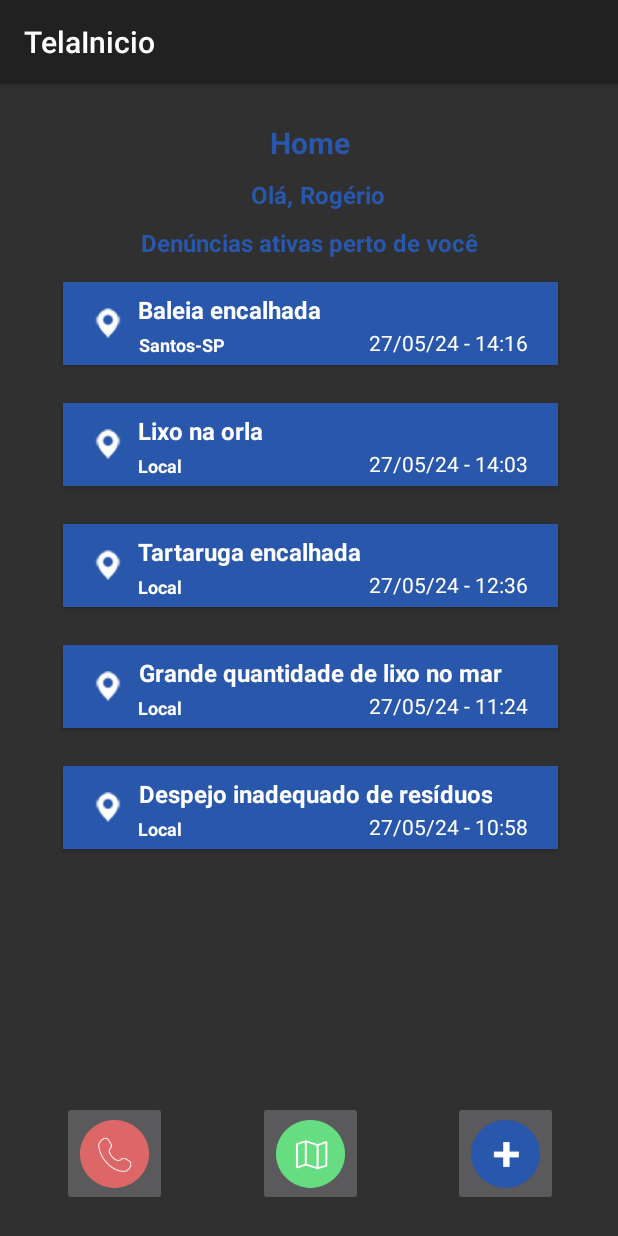
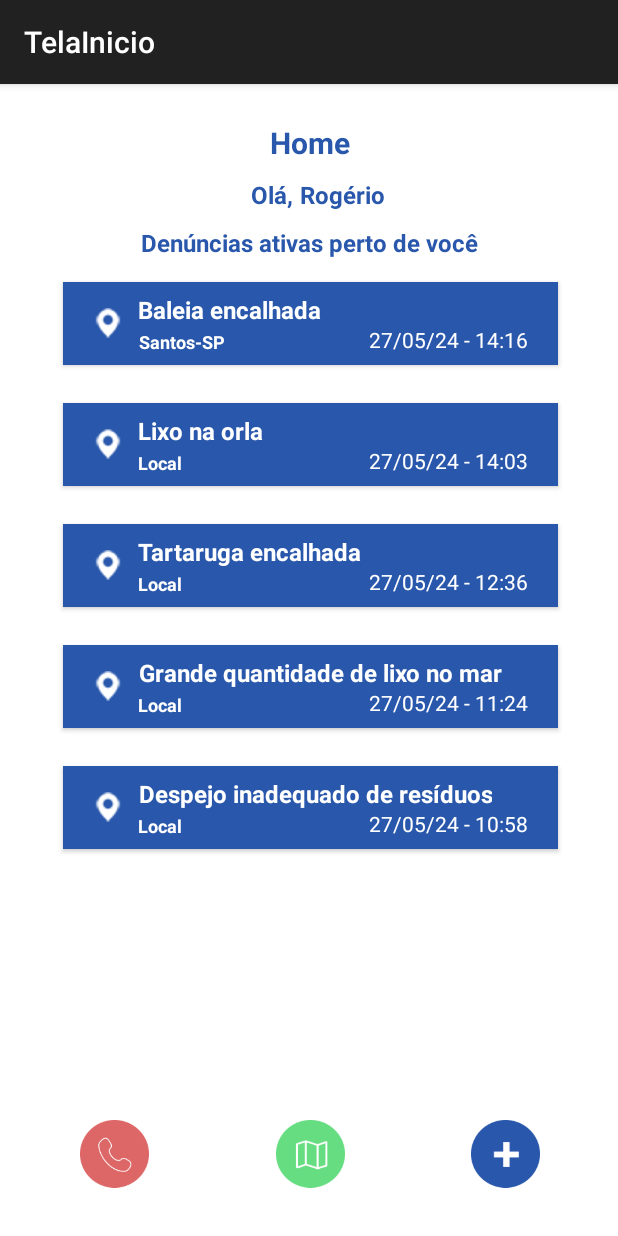
Before and after one commit to linesayuri/FIAP_OceanGuardian, an Android app built with Jetpack Compose: the screen it shows after launch (TelaInicio), after a tap on "Entrar com", on a phone screen of 412 x 824 dp. Run offline under Robolectric (Android 15) with nearby library versions, the phone set to English and light mode, and no system bars.

Commit message:
arrumar cores e hint

```diff
--- a/app/src/main/java/br/com/oceanguardian/MainActivity.kt
+++ b/app/src/main/java/br/com/oceanguardian/MainActivity.kt
@@ -31,12 +31,5 @@ class MainActivity : AppCompatActivity() {
             startActivity(intent)
         }
 
-
-        val btntest: Button = findViewById(R.id.btn_test)
-
-        btntest.setOnClickListener {
-            val intent = Intent(this, TelaTeste::class.java)
-            startActivity(intent)
-        }
     }
 }
--- a/app/src/main/res/layout/tela_detalhes_denuncia.xml
+++ b/app/src/main/res/layout/tela_detalhes_denuncia.xml
@@ -2,7 +2,8 @@
 <androidx.constraintlayout.widget.ConstraintLayout xmlns:android="http://schemas.android.com/apk/res/android"
     xmlns:app="http://schemas.android.com/apk/res-auto"
     android:layout_width="match_parent"
-    android:layout_height="match_parent">
+    android:layout_height="match_parent"
+    android:background="@color/white">
 
     <ImageButton
         android:id="@+id/btn_voltar"
@@ -95,6 +96,7 @@
         android:paddingEnd="15dp"
         android:singleLine="true"
         android:textColor="@color/darkgray"
+        android:textColorHint="@color/darkgray"
         android:textSize="14sp"
         app:layout_constraintEnd_toEndOf="parent"
         app:layout_constraintStart_toStartOf="parent"
--- a/app/src/main/res/layout/tela_inicio.xml
+++ b/app/src/main/res/layout/tela_inicio.xml
@@ -4,7 +4,7 @@
     xmlns:tools="http://schemas.android.com/tools"
     android:layout_width="match_parent"
     android:layout_height="match_parent"
-    android:backgroundTint="@color/white"
+    android:background="@color/white"
     tools:context=".MainActivity">
 
 
@@ -115,7 +115,7 @@
         android:layout_width="wrap_content"
         android:layout_height="wrap_content"
         android:layout_marginStart="50dp"
-        android:layout_marginBottom="5dp"
+        android:layout_marginBottom="7dp"
         android:elevation="2dp"
         android:gravity="center"
         android:text="@string/local_1"
@@ -131,7 +131,7 @@
         android:layout_width="wrap_content"
         android:layout_height="wrap_content"
         android:layout_marginEnd="20dp"
-        android:layout_marginBottom="5dp"
+        android:layout_marginBottom="7dp"
         android:text="@string/data_1"
         android:textAlignment="textEnd"
         android:textColor="@color/white"
@@ -166,7 +166,7 @@
         android:layout_width="wrap_content"
         android:layout_height="wrap_content"
         android:layout_marginEnd="20dp"
-        android:layout_marginBottom="5dp"
+        android:layout_marginBottom="7dp"
         android:text="@string/data_2"
         android:textAlignment="textEnd"
         android:textColor="@color/white"
@@ -195,7 +195,7 @@
         android:layout_width="wrap_content"
         android:layout_height="wrap_content"
         android:layout_marginStart="50dp"
-        android:layout_marginBottom="5dp"
+        android:layout_marginBottom="7dp"
         android:elevation="2dp"
         android:gravity="center"
         android:text="@string/local_2"
@@ -231,7 +231,7 @@
         android:layout_width="wrap_content"
         android:layout_height="wrap_content"
         android:layout_marginEnd="20dp"
-        android:layout_marginBottom="5dp"
+        android:layout_marginBottom="7dp"
         android:text="@string/data_3"
         android:textAlignment="textEnd"
         android:textColor="@color/white"
@@ -260,7 +260,7 @@
         android:layout_width="wrap_content"
         android:layout_height="wrap_content"
         android:layout_marginStart="50dp"
-        android:layout_marginBottom="5dp"
+        android:layout_marginBottom="7dp"
         android:elevation="2dp"
         android:gravity="center"
         android:text="@string/local_3"
@@ -312,7 +312,7 @@
         android:layout_width="wrap_content"
         android:layout_height="wrap_content"
         android:layout_marginStart="50dp"
-        android:layout_marginBottom="5dp"
+        android:layout_marginBottom="7dp"
         android:elevation="2dp"
         android:gravity="center"
         android:text="@string/local_4"
@@ -328,7 +328,7 @@
         android:layout_width="wrap_content"
         android:layout_height="wrap_content"
         android:layout_marginEnd="20dp"
-        android:layout_marginBottom="5dp"
+        android:layout_marginBottom="7dp"
         android:text="@string/data_4"
         android:textAlignment="textEnd"
         android:textColor="@color/white"
@@ -361,7 +361,7 @@
         android:layout_width="wrap_content"
         android:layout_height="wrap_content"
         android:layout_marginStart="50dp"
-        android:layout_marginBottom="5dp"
+        android:layout_marginBottom="7dp"
         android:elevation="2dp"
         android:gravity="center"
         android:text="@string/local_5"
@@ -377,7 +377,7 @@
         android:layout_width="wrap_content"
         android:layout_height="wrap_content"
         android:layout_marginEnd="20dp"
-        android:layout_marginBottom="5dp"
+        android:layout_marginBottom="7dp"
         android:text="@string/data_5"
         android:textAlignment="textEnd"
         android:textColor="@color/white"
@@ -410,6 +410,7 @@
         android:layout_height="70dp"
         android:layout_marginStart="41dp"
         android:layout_marginBottom="20dp"
+        android:backgroundTint="@color/white"
         android:scaleType="centerInside"
         app:layout_constraintBottom_toBottomOf="parent"
         app:layout_constraintStart_toStartOf="parent"
@@ -422,6 +423,7 @@
         android:layout_marginStart="60dp"
         android:layout_marginEnd="60dp"
         android:layout_marginBottom="20dp"
+        android:backgroundTint="@color/white"
         android:scaleType="centerInside"
         app:layout_constraintBottom_toBottomOf="parent"
         app:layout_constraintEnd_toStartOf="@+id/btn_add_denuncia"
@@ -434,6 +436,7 @@
         android:layout_height="70dp"
         android:layout_marginEnd="40dp"
         android:layout_marginBottom="20dp"
+        android:backgroundTint="@color/white"
         android:scaleType="centerInside"
         app:layout_constraintBottom_toBottomOf="parent"
         app:layout_constraintEnd_toEndOf="parent"
--- a/app/src/main/res/layout/tela_mapa.xml
+++ b/app/src/main/res/layout/tela_mapa.xml
@@ -4,6 +4,7 @@
     xmlns:tools="http://schemas.android.com/tools"
     android:layout_width="match_parent"
     android:layout_height="match_parent"
+    android:background="@color/white"
     tools:layout_editor_absoluteX="0dp"
     tools:layout_editor_absoluteY="-8dp">
 
```
Also changed, not shown: app/src/main/res/layout/tela_cadastro.xml (+8 -1 lines), app/src/main/res/layout/tela_denuncia.xml (+6 -1 lines), app/src/main/res/layout/tela_login.xml (+0 -10 lines).
